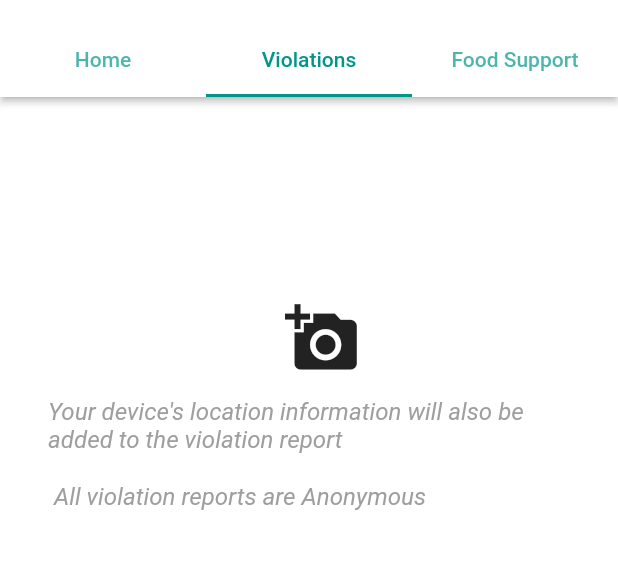
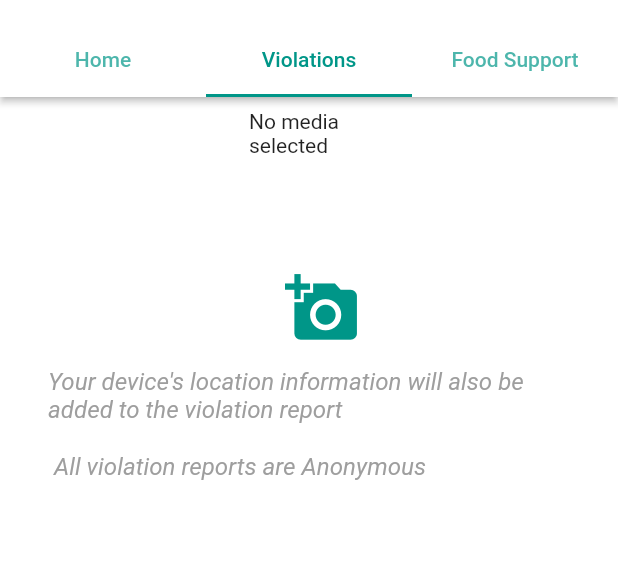
Before and after one commit to IHKodifier/Lock_Down_preparedness, a Flutter app: the screen it shows after launch, tab 2 chosen, on a phone screen of 412 x 824 dp, the part 59-628 px from its top. Run offline on Flutter 3.47's test engine with Material 2 defaults, Android fonts, the phone set to English and light mode, and no system bars; our stand-ins replace cloud_firestore, firebase_storage, image_picker; accounts and stored records are empty.

```diff
--- a/lib/screens/violation.dart
+++ b/lib/screens/violation.dart
@@ -1,5 +1,9 @@
 import 'package:cloud_firestore/cloud_firestore.dart';
+import 'package:firebase_storage/firebase_storage.dart';
 import 'package:flutter/material.dart';
+import 'package:image_picker/image_picker.dart';
+import 'package:path/path.dart';
+import 'dart:io';
 
 class Violation extends StatefulWidget {
   @override
@@ -7,16 +11,15 @@ class Violation extends StatefulWidget {
 }
 
 class _ViolationState extends State<Violation> {
-  bool _fileSelected;
-
+  File _image;
   @override
   void initState() {
     super.initState();
-    _fileSelected = false;
   }
 
   @override
   Widget build(BuildContext context) {
+    return Builder(builder: (context) {
       return ListView(
         children: <Widget>[
           Padding(
@@ -25,25 +28,27 @@ class _ViolationState extends State<Violation> {
               child: Column(
                 children: <Widget>[
                   buildMediaPlaceholder(),
-                buildCameraIconButton(),
+                  buildCameraIconButton(context),
                   buildDisclaimer(context),
                   buildUploadButton(context),
-                _buildViolationList(),
+                  _buildViolationList(context),
                 ],
               ),
             ),
           ),
         ],
       );
+    });
   }
 
   Widget buildUploadButton(BuildContext context) {
-    if (_fileSelected == true) {
+    if (_image != null) {
       return Padding(
           padding: const EdgeInsets.all(4.0),
           child: RaisedButton(
               onPressed: () {
-                _addDumyViolation();
+                // _addDumyViolation();
+                _uploadMedia(context);
               },
               color: Theme.of(context).primaryColor,
               child: Text(
@@ -67,37 +72,42 @@ class _ViolationState extends State<Violation> {
     );
   }
 
-  IconButton buildCameraIconButton() {
+  IconButton buildCameraIconButton(context) {
     return IconButton(
       icon: Icon(
         Icons.add_a_photo,
         size: 50,
+        color: Theme.of(context).primaryColor,
       ),
       onPressed: () {
-        setState(() {
-          _fileSelected = !_fileSelected;
-        });
+        _getImage();
       },
     );
   }
 
   Widget buildMediaPlaceholder() {
-    if (_fileSelected == true) {
-      return Placeholder(
-        fallbackHeight: 120,
+    if (_image != null) {
+      return Container(
+        height: 100,
+        width: 80,
+        child: Image.file(
+          _image,
+          fit: BoxFit.contain,
+        ),
       );
     } else {
-      return SizedBox(
-        height: 120,
+      return  Container(
+        height: 100,
+        width: 80,
+        child: Text('No media selected'),
       );
     }
   }
 
-  _buildViolationList() {
+  _buildViolationList(BuildContext context) {
     return Container(
       height: 500,
       width: MediaQuery.of(context).size.width,
-      // width: 350,
       child: StreamBuilder(
         stream: Firestore.instance.collection('violations').snapshots(),
         builder: (context, snapshot) {
@@ -118,7 +128,10 @@ class _ViolationState extends State<Violation> {
                   return Card(
                     elevation: 3,
                     child: ListTile(
-                      title: Text('violation at Islamabad  on ' + _timestamp),
+                      title: Text('violation at \"' +
+                          snapshot.data.documents[index]['city'] +
+                          '\" on ' +
+                          _timestamp),
                     ),
                   );
                   // Times
@@ -131,9 +144,22 @@ class _ViolationState extends State<Violation> {
     );
   }
 
-  void _addDumyViolation() {
-    Firestore.instance
-        .collection('violations')
-        .add({'timestamp': DateTime.now(), 'city': 'Islamabad'});
+  Future _uploadMedia(BuildContext context) async {
+    String _fileName = basename(_image.path);
+    StorageReference _storageRef =
+        FirebaseStorage.instance.ref().child(_fileName);
+    StorageUploadTask _uploadTask = _storageRef.putFile(_image);
+    StorageTaskSnapshot _taskSnapshot = await _uploadTask.onComplete;
+    setState(() {
+      print('$_fileName  saved to firebase');
+    });
+  }
+
+  Future _getImage() async {
+    var _pickedImage = await ImagePicker.pickImage(source: ImageSource.camera);
+    setState(() {
+      _image = _pickedImage;
+      print('image path = $_image');
+    });
   }
 }
--- a/pubspec.yaml
+++ b/pubspec.yaml
@@ -10,6 +10,9 @@ dependencies:
   flutter:
     sdk: flutter
   cloud_firestore:
+  firebase_storage:
+  image_picker:
+  path_provider:
 
   cupertino_icons: ^0.1.2
 
```
Also changed, not shown: pubspec.lock. Lines whose indentation alone changed are shown as unchanged.
